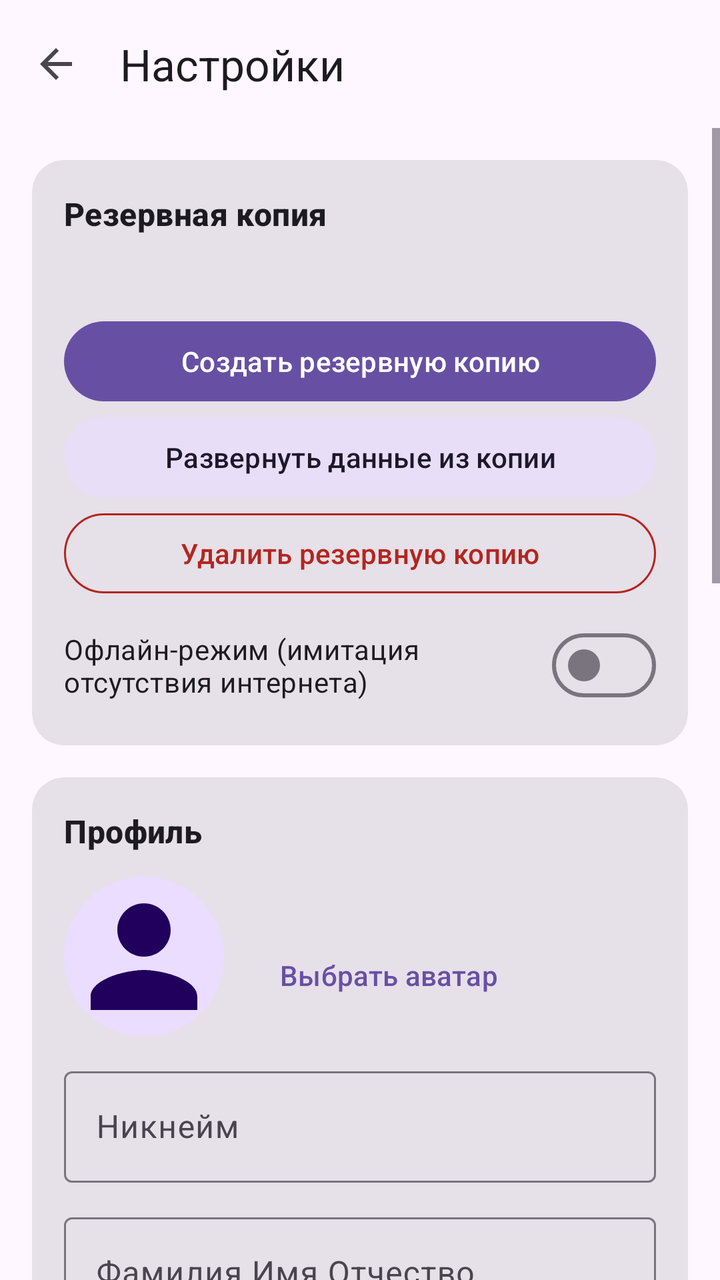
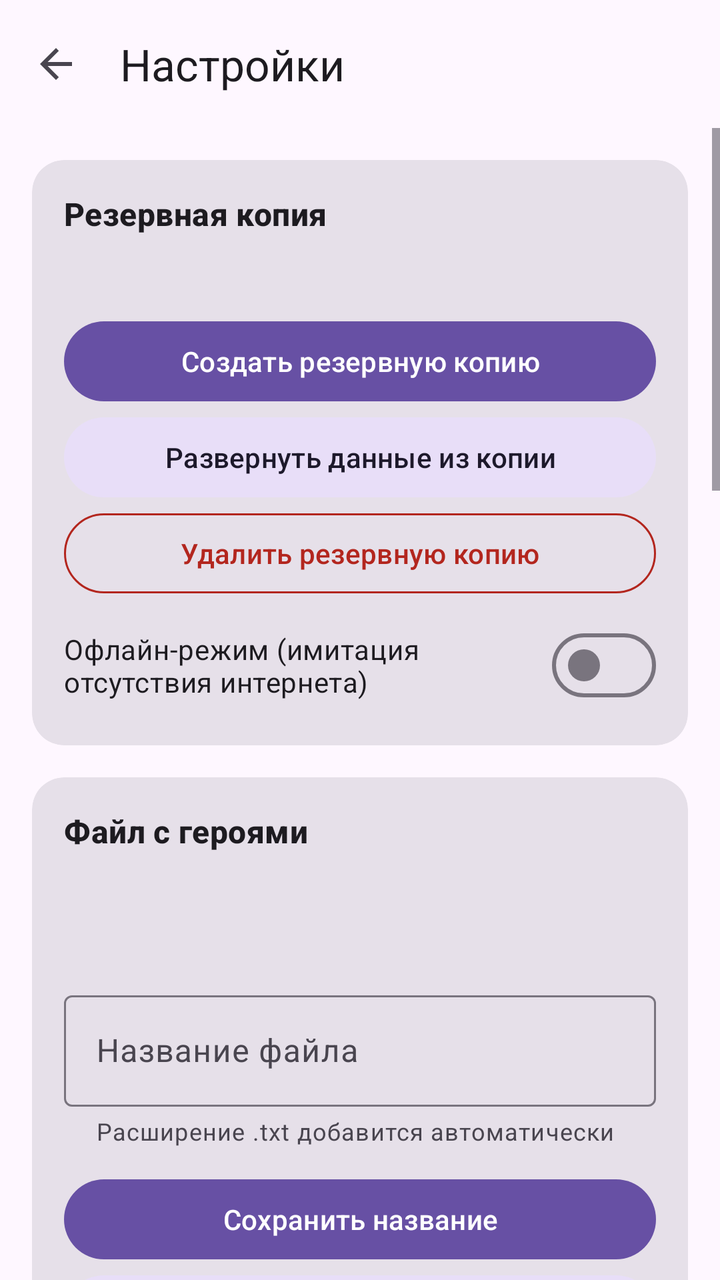

The first picture is an Android layout as it rendered before a commit; the second is the same layout after the commit. The layout source and the unified diff follow.
<!-- AndroidManifest.xml: application theme Theme.AndroidLab -->
<!-- res/layout/fragment_settings.xml -->
<?xml version="1.0" encoding="utf-8"?>
<LinearLayout xmlns:android="http://schemas.android.com/apk/res/android"
    xmlns:app="http://schemas.android.com/apk/res-auto"
    xmlns:tools="http://schemas.android.com/tools"
    android:id="@+id/settingsRoot"
    android:layout_width="match_parent"
    android:layout_height="match_parent"
    android:orientation="vertical">

    <com.google.android.material.appbar.MaterialToolbar
        android:id="@+id/toolbar"
        android:layout_width="match_parent"
        android:layout_height="?attr/actionBarSize"
        app:navigationContentDescription="@string/settings_back"
        app:navigationIcon="@drawable/ic_arrow_back"
        app:title="@string/settings_title" />

    <ScrollView
        android:id="@+id/settingsScroll"
        android:layout_width="match_parent"
        android:layout_height="0dp"
        android:layout_weight="1">

        <LinearLayout
            android:id="@+id/settingsContainer"
            android:layout_width="match_parent"
            android:layout_height="wrap_content"
            android:orientation="vertical"
            android:padding="16dp">

            
            <com.google.android.material.card.MaterialCardView
                style="@style/Widget.Material3.CardView.Filled"
                android:layout_width="match_parent"
                android:layout_height="wrap_content"
                app:cardCornerRadius="16dp">

                <LinearLayout
                    android:layout_width="match_parent"
                    android:layout_height="wrap_content"
                    android:orientation="vertical"
                    android:padding="16dp">

                    <TextView
                        android:layout_width="wrap_content"
                        android:layout_height="wrap_content"
                        android:text="@string/settings_backup_section"
                        android:textAppearance="?attr/textAppearanceTitleMedium"
                        android:textStyle="bold" />

                    <TextView
                        android:id="@+id/tvBackupStatus"
                        android:layout_width="match_parent"
                        android:layout_height="wrap_content"
                        android:layout_marginTop="8dp"
                        android:textAppearance="?attr/textAppearanceBodyMedium" />

                    <com.google.android.material.button.MaterialButton
                        android:id="@+id/btnBackupCreate"
                        android:layout_width="match_parent"
                        android:layout_height="wrap_content"
                        android:layout_marginTop="12dp"
                        android:text="@string/settings_backup_create" />

                    <com.google.android.material.button.MaterialButton
                        android:id="@+id/btnBackupRestore"
                        style="@style/Widget.Material3.Button.TonalButton"
                        android:layout_width="match_parent"
                        android:layout_height="wrap_content"
                        android:text="@string/settings_backup_restore" />

                    <com.google.android.material.button.MaterialButton
                        android:id="@+id/btnBackupDelete"
                        style="@style/Widget.Material3.Button.OutlinedButton"
                        android:layout_width="match_parent"
                        android:layout_height="wrap_content"
                        android:text="@string/settings_backup_delete"
                        android:textColor="?attr/colorError"
                        app:strokeColor="?attr/colorError" />

                    <com.google.android.material.materialswitch.MaterialSwitch
                        android:id="@+id/switchOffline"
                        android:layout_width="match_parent"
                        android:layout_height="wrap_content"
                        android:layout_marginTop="8dp"
                        android:text="@string/settings_offline" />

                </LinearLayout>

            </com.google.android.material.card.MaterialCardView>

            
            <com.google.android.material.card.MaterialCardView
                style="@style/Widget.Material3.CardView.Filled"
                android:layout_width="match_parent"
                android:layout_height="wrap_content"
                android:layout_marginTop="16dp"
                app:cardCornerRadius="16dp">

                <LinearLayout
                    android:layout_width="match_parent"
                    android:layout_height="wrap_content"
                    android:orientation="vertical"
                    android:padding="16dp">

                    <TextView
                        android:layout_width="wrap_content"
                        android:layout_height="wrap_content"
                        android:text="@string/settings_profile_section"
                        android:textAppearance="?attr/textAppearanceTitleMedium"
                        android:textStyle="bold" />

                    <LinearLayout
                        android:layout_width="match_parent"
                        android:layout_height="wrap_content"
                        android:layout_marginTop="12dp"
                        android:gravity="center_vertical"
                        android:orientation="horizontal">

                        <com.google.android.material.imageview.ShapeableImageView
                            android:id="@+id/ivAvatar"
                            android:layout_width="80dp"
                            android:layout_height="80dp"
                            android:background="?attr/colorPrimaryContainer"
                            android:contentDescription="@string/settings_avatar"
                            android:padding="0dp"
                            android:scaleType="centerCrop"
                            android:src="@drawable/ic_person"
                            app:shapeAppearanceOverlay="@style/ShapeAppearance.AndroidLab.Circle" />

                        <LinearLayout
                            android:layout_width="0dp"
                            android:layout_height="wrap_content"
                            android:layout_marginStart="16dp"
                            android:layout_weight="1"
                            android:orientation="vertical">

                            <TextView
                                android:id="@+id/tvProfileLogin"
                                android:layout_width="wrap_content"
                                android:layout_height="wrap_content"
                                android:textAppearance="?attr/textAppearanceBodyMedium" />

                            <com.google.android.material.button.MaterialButton
                                android:id="@+id/btnPickAvatar"
                                style="@style/Widget.Material3.Button.TextButton"
                                android:layout_width="wrap_content"
                                android:layout_height="wrap_content"
                                android:text="@string/settings_avatar_pick" />

                        </LinearLayout>

                    </LinearLayout>

                    <com.google.android.material.textfield.TextInputLayout
                        android:id="@+id/nicknameLayout"
                        android:layout_width="match_parent"
                        android:layout_height="wrap_content"
                        android:layout_marginTop="12dp"
                        android:hint="@string/field_nickname">

                        <com.google.android.material.textfield.TextInputEditText
                            android:id="@+id/etNickname"
                            android:layout_width="match_parent"
                            android:layout_height="wrap_content"
                            android:inputType="textCapSentences"
                            android:maxLines="1" />

                    </com.google.android.material.textfield.TextInputLayout>

                    <com.google.android.material.textfield.TextInputLayout
                        android:id="@+id/fullNameLayout"
                        android:layout_width="match_parent"
                        android:layout_height="wrap_content"
                        android:layout_marginTop="12dp"
                        android:hint="@string/settings_full_name">

                        <com.google.android.material.textfield.TextInputEditText
                            android:id="@+id/etFullName"
                            android:layout_width="match_parent"
                            android:layout_height="wrap_content"
                            android:inputType="textPersonName|textCapWords"
                            android:maxLines="1" />

                    </com.google.android.material.textfield.TextInputLayout>

                    <com.google.android.material.textfield.TextInputLayout
                        android:id="@+id/ageLayout"
                        android:layout_width="match_parent"
                        android:layout_height="wrap_content"
                        android:layout_marginTop="12dp"
                        android:hint="@string/settings_age">

                        <com.google.android.material.textfield.TextInputEditText
                            android:id="@+id/etAge"
                            android:layout_width="match_parent"
                            android:layout_height="wrap_content"
                            android:inputType="number"
                            android:maxLength="3"
                            android:maxLines="1" />

                    </com.google.android.material.textfield.TextInputLayout>

                    <TextView
                        android:layout_width="wrap_content"
                        android:layout_height="wrap_content"
                        android:layout_marginTop="12dp"
                        android:text="@string/settings_gender"
                        android:textAppearance="?attr/textAppearanceBodyMedium" />

                    <com.google.android.material.button.MaterialButtonToggleGroup
                        android:id="@+id/toggleGender"
                        android:layout_width="match_parent"
                        android:layout_height="wrap_content"
                        android:layout_marginTop="4dp"
                        app:singleSelection="true">

                        <com.google.android.material.button.MaterialButton
                            android:id="@+id/btnGenderMale"
                            style="@style/Widget.Material3.Button.OutlinedButton"
                            android:layout_width="0dp"
                            android:layout_height="wrap_content"
                            android:layout_weight="1"
                            android:text="@string/settings_gender_male" />

                        <com.google.android.material.button.MaterialButton
                            android:id="@+id/btnGenderFemale"
                            style="@style/Widget.Material3.Button.OutlinedButton"
                            android:layout_width="0dp"
                            android:layout_height="wrap_content"
                            android:layout_weight="1"
                            android:text="@string/settings_gender_female" />

                    </com.google.android.material.button.MaterialButtonToggleGroup>

                    <com.google.android.material.button.MaterialButton
                        android:id="@+id/btnSaveProfile"
                        android:layout_width="match_parent"
                        android:layout_height="wrap_content"
                        android:layout_marginTop="16dp"
                        android:text="@string/settings_save_profile" />

                    <com.google.android.material.button.MaterialButton
                        android:id="@+id/btnChangePassword"
                        style="@style/Widget.Material3.Button.OutlinedButton"
                        android:layout_width="match_parent"
                        android:layout_height="wrap_content"
                        android:text="@string/settings_change_password" />

                </LinearLayout>

            </com.google.android.material.card.MaterialCardView>

            
            <com.google.android.material.card.MaterialCardView
                style="@style/Widget.Material3.CardView.Filled"
                android:layout_width="match_parent"
                android:layout_height="wrap_content"
                android:layout_marginTop="16dp"
                app:cardCornerRadius="16dp">

                <LinearLayout
                    android:layout_width="match_parent"
                    android:layout_height="wrap_content"
                    android:orientation="vertical"
                    android:padding="16dp">

                    <TextView
                        android:layout_width="wrap_content"
                        android:layout_height="wrap_content"
                        android:text="@string/settings_appearance_section"
                        android:textAppearance="?attr/textAppearanceTitleMedium"
                        android:textStyle="bold" />

                    <TextView
                        android:layout_width="wrap_content"
                        android:layout_height="wrap_content"
                        android:layout_marginTop="12dp"
                        android:text="@string/settings_theme"
                        android:textAppearance="?attr/textAppearanceBodyMedium" />

                    <com.google.android.material.button.MaterialButtonToggleGroup
                        android:id="@+id/toggleTheme"
                        android:layout_width="match_parent"
                        android:layout_height="wrap_content"
                        android:layout_marginTop="4dp"
                        app:selectionRequired="true"
                        app:singleSelection="true">

                        <com.google.android.material.button.MaterialButton
                            android:id="@+id/btnThemeLight"
                            style="@style/Widget.Material3.Button.OutlinedButton"
                            android:layout_width="0dp"
                            android:layout_height="wrap_content"
                            android:layout_weight="1"
                            android:text="@string/settings_theme_light" />

                        <com.google.android.material.button.MaterialButton
                            android:id="@+id/btnThemeDark"
                            style="@style/Widget.Material3.Button.OutlinedButton"
                            android:layout_width="0dp"
                            android:layout_height="wrap_content"
                            android:layout_weight="1"
                            android:text="@string/settings_theme_dark" />

                        <com.google.android.material.button.MaterialButton
                            android:id="@+id/btnThemeSystem"
                            style="@style/Widget.Material3.Button.OutlinedButton"
                            android:layout_width="0dp"
                            android:layout_height="wrap_content"
                            android:layout_weight="1"
                            android:text="@string/settings_system" />

                    </com.google.android.material.button.MaterialButtonToggleGroup>

                    <TextView
                        android:layout_width="wrap_content"
                        android:layout_height="wrap_content"
                        android:layout_marginTop="12dp"
                        android:text="@string/settings_palette"
                        android:textAppearance="?attr/textAppearanceBodyMedium" />

                    <com.google.android.material.chip.ChipGroup
                        android:id="@+id/chipGroupPalette"
                        android:layout_width="match_parent"
                        android:layout_height="wrap_content"
                        android:layout_marginTop="4dp"
                        app:selectionRequired="true"
                        app:singleSelection="true">

                        <com.google.android.material.chip.Chip
                            android:id="@+id/chipPalettePurple"
                            style="@style/Widget.Material3.Chip.Filter"
                            android:layout_width="wrap_content"
                            android:layout_height="wrap_content"
                            android:text="@string/settings_palette_purple" />

                        <com.google.android.material.chip.Chip
                            android:id="@+id/chipPaletteBlue"
                            style="@style/Widget.Material3.Chip.Filter"
                            android:layout_width="wrap_content"
                            android:layout_height="wrap_content"
                            android:text="@string/settings_palette_blue" />

                        <com.google.android.material.chip.Chip
                            android:id="@+id/chipPaletteGold"
                            style="@style/Widget.Material3.Chip.Filter"
                            android:layout_width="wrap_content"
                            android:layout_height="wrap_content"
                            android:text="@string/settings_palette_gold" />

                        <com.google.android.material.chip.Chip
                            android:id="@+id/chipPaletteGreen"
                            style="@style/Widget.Material3.Chip.Filter"
                            android:layout_width="wrap_content"
                            android:layout_height="wrap_content"
                            android:text="@string/settings_palette_green" />

                    </com.google.android.material.chip.ChipGroup>

                    <TextView
                        android:id="@+id/tvFontSize"
                        android:layout_width="wrap_content"
                        android:layout_height="wrap_content"
                        android:layout_marginTop="12dp"
                        android:textAppearance="?attr/textAppearanceBodyMedium" />

                    <com.google.android.material.slider.Slider
                        android:id="@+id/sliderFontSize"
                        android:layout_width="match_parent"
                        android:layout_height="wrap_content"
                        android:stepSize="1"
                        android:valueFrom="0"
                        android:valueTo="3" />

                    <TextView
                        android:layout_width="wrap_content"
                        android:layout_height="wrap_content"
                        android:layout_marginTop="4dp"
                        android:text="@string/settings_language"
                        android:textAppearance="?attr/textAppearanceBodyMedium" />

                    <com.google.android.material.button.MaterialButtonToggleGroup
                        android:id="@+id/toggleLanguage"
                        android:layout_width="match_parent"
                        android:layout_height="wrap_content"
                        android:layout_marginTop="4dp"
                        app:selectionRequired="true"
                        app:singleSelection="true">

                        <com.google.android.material.button.MaterialButton
                            android:id="@+id/btnLangRu"
                            style="@style/Widget.Material3.Button.OutlinedButton"
                            android:layout_width="0dp"
                            android:layout_height="wrap_content"
                            android:layout_weight="1"
                            android:text="Русский"
                            tools:ignore="HardcodedText" />

                        <com.google.android.material.button.MaterialButton
                            android:id="@+id/btnLangEn"
                            style="@style/Widget.Material3.Button.OutlinedButton"
                            android:layout_width="0dp"
                            android:layout_height="wrap_content"
                            android:layout_weight="1"
                            android:text="English"
                            tools:ignore="HardcodedText" />

                        <com.google.android.material.button.MaterialButton
                            android:id="@+id/btnLangSystem"
                            style="@style/Widget.Material3.Button.OutlinedButton"
                            android:layout_width="0dp"
                            android:layout_height="wrap_content"
                            android:layout_weight="1"
                            android:text="@string/settings_system" />

                    </com.google.android.material.button.MaterialButtonToggleGroup>

                </LinearLayout>

            </com.google.android.material.card.MaterialCardView>

            
            <com.google.android.material.button.MaterialButton
                android:id="@+id/btnBackToContent"
                style="@style/Widget.Material3.Button.TonalButton"
                android:layout_width="match_parent"
                android:layout_height="wrap_content"
                android:layout_marginTop="16dp"
                android:text="@string/settings_back" />

            <com.google.android.material.button.MaterialButton
                android:id="@+id/btnLogout"
                style="@style/Widget.Material3.Button.TextButton"
                android:layout_width="match_parent"
                android:layout_height="wrap_content"
                android:text="@string/settings_logout"
                android:textColor="?attr/colorError" />

        </LinearLayout>

    </ScrollView>

</LinearLayout>
<!-- resources referenced by this layout -->
<resources>
  <!-- drawable ic_arrow_back (drawable) -->
  <vector xmlns:android="http://schemas.android.com/apk/res/android"
      android:width="24dp"
      android:height="24dp"
      android:autoMirrored="true"
      android:tint="?attr/colorControlNormal"
      android:viewportWidth="24"
      android:viewportHeight="24">
      <path
          android:fillColor="@android:color/white"
          android:pathData="M20,11H7.83l5.59,-5.59L12,4l-8,8 8,8 1.41,-1.41L7.83,13H20v-2z" />
  </vector>
  <!-- drawable ic_person (drawable) -->
  <vector xmlns:android="http://schemas.android.com/apk/res/android"
      android:width="24dp"
      android:height="24dp"
      android:tint="?attr/colorOnPrimaryContainer"
      android:viewportWidth="24"
      android:viewportHeight="24">
      <path
          android:fillColor="@android:color/white"
          android:pathData="M12,12c2.21,0 4,-1.79 4,-4s-1.79,-4 -4,-4 -4,1.79 -4,4 1.79,4 4,4zM12,14c-2.67,0 -8,1.34 -8,4v2h16v-2c0,-2.66 -5.33,-4 -8,-4z" />
  </vector>
  <string name="field_nickname">Никнейм</string>
  <string name="settings_age">Возраст</string>
  <string name="settings_appearance_section">Оформление</string>
  <string name="settings_avatar">Аватар</string>
  <string name="settings_avatar_pick">Выбрать аватар</string>
  <string name="settings_back">К списку героев</string>
  <string name="settings_backup_create">Создать резервную копию</string>
  <string name="settings_backup_delete">Удалить резервную копию</string>
  <string name="settings_backup_restore">Развернуть данные из копии</string>
  <string name="settings_backup_section">Резервная копия</string>
  <string name="settings_change_password">Изменить пароль</string>
  <string name="settings_full_name">Фамилия Имя Отчество</string>
  <string name="settings_gender">Пол</string>
  <string name="settings_gender_female">Женский</string>
  <string name="settings_gender_male">Мужской</string>
  <string name="settings_language">Язык</string>
  <string name="settings_logout">Выйти из аккаунта</string>
  <string name="settings_offline">Офлайн-режим (имитация отсутствия интернета)</string>
  <string name="settings_palette">Цветовая схема</string>
  <string name="settings_palette_blue">Синяя</string>
  <string name="settings_palette_gold">Золотая</string>
  <string name="settings_palette_green">Зелёная</string>
  <string name="settings_palette_purple">Фиолетовая</string>
  <string name="settings_profile_section">Профиль</string>
  <string name="settings_save_profile">Сохранить профиль</string>
  <string name="settings_system">Системная</string>
  <string name="settings_theme">Тема</string>
  <string name="settings_theme_dark">Тёмная</string>
  <string name="settings_theme_light">Светлая</string>
  <string name="settings_title">Настройки</string>
  <style name="ShapeAppearance.AndroidLab.Circle" parent="">
          <item name="cornerFamily">rounded</item>
          <item name="cornerSize">50%</item>
      </style>
  <style name="Theme.AndroidLab" parent="Base.Theme.AndroidLab" />
  <style name="Base.Theme.AndroidLab" parent="Theme.Material3.DayNight.NoActionBar">
          
          
      </style>
</resources>

<!-- the commit's change to res/layout/fragment_settings.xml (unified diff, before → after) -->
@@ -28,7 +28,6 @@
             android:orientation="vertical"
             android:padding="16dp">
 
-            
             <com.google.android.material.card.MaterialCardView
                 style="@style/Widget.Material3.CardView.Filled"
                 android:layout_width="match_parent"
@@ -89,7 +88,86 @@
 
             </com.google.android.material.card.MaterialCardView>
 
-            
+            <com.google.android.material.card.MaterialCardView
+                style="@style/Widget.Material3.CardView.Filled"
+                android:layout_width="match_parent"
+                android:layout_height="wrap_content"
+                android:layout_marginTop="16dp"
+                app:cardCornerRadius="16dp">
+
+                <LinearLayout
+                    android:layout_width="match_parent"
+                    android:layout_height="wrap_content"
+                    android:orientation="vertical"
+                    android:padding="16dp">
+
+                    <TextView
+                        android:layout_width="wrap_content"
+                        android:layout_height="wrap_content"
+                        android:text="@string/settings_file_section"
+                        android:textAppearance="?attr/textAppearanceTitleMedium"
+                        android:textStyle="bold" />
+
+                    <TextView
+                        android:id="@+id/tvFileStatus"
+                        android:layout_width="match_parent"
+                        android:layout_height="wrap_content"
+                        android:layout_marginTop="8dp"
+                        android:textAppearance="?attr/textAppearanceBodyMedium" />
+
+                    <TextView
+                        android:id="@+id/tvFileBackupStatus"
+                        android:layout_width="match_parent"
+                        android:layout_height="wrap_content"
+                        android:layout_marginTop="8dp"
+                        android:textAppearance="?attr/textAppearanceBodyMedium" />
+
+                    <com.google.android.material.textfield.TextInputLayout
+                        android:id="@+id/fileNameLayout"
+                        android:layout_width="match_parent"
+                        android:layout_height="wrap_content"
+                        android:layout_marginTop="12dp"
+                        android:hint="@string/settings_file_name"
+                        app:helperText="@string/settings_file_name_helper"
+                        app:helperTextEnabled="true">
+
+                        <com.google.android.material.textfield.TextInputEditText
+                            android:id="@+id/etFileName"
+                            android:layout_width="match_parent"
+                            android:layout_height="wrap_content"
+                            android:inputType="text"
+                            android:maxLength="60"
+                            android:maxLines="1" />
+
+                    </com.google.android.material.textfield.TextInputLayout>
+
+                    <com.google.android.material.button.MaterialButton
+                        android:id="@+id/btnFileNameSave"
+                        android:layout_width="match_parent"
+                        android:layout_height="wrap_content"
+                        android:layout_marginTop="12dp"
+                        android:text="@string/settings_file_name_save" />
+
+                    <com.google.android.material.button.MaterialButton
+                        android:id="@+id/btnFileRestore"
+                        style="@style/Widget.Material3.Button.TonalButton"
+                        android:layout_width="match_parent"
+                        android:layout_height="wrap_content"
+                        android:text="@string/settings_file_restore" />
+
+                    <com.google.android.material.button.MaterialButton
+                        android:id="@+id/btnFileDelete"
+                        style="@style/Widget.Material3.Button.OutlinedButton"
+                        android:layout_width="match_parent"
+                        android:layout_height="wrap_content"
+                        android:text="@string/settings_file_delete"
+                        android:textColor="?attr/colorError"
+                        app:strokeColor="?attr/colorError" />
+
+                </LinearLayout>
+
+            </com.google.android.material.card.MaterialCardView>
+
             <com.google.android.material.card.MaterialCardView
                 style="@style/Widget.Material3.CardView.Filled"
                 android:layout_width="match_parent"
@@ -251,7 +329,6 @@
 
             </com.google.android.material.card.MaterialCardView>
 
-            
             <com.google.android.material.card.MaterialCardView
                 style="@style/Widget.Material3.CardView.Filled"
                 android:layout_width="match_parent"
@@ -420,7 +497,6 @@
 
             </com.google.android.material.card.MaterialCardView>
 
-            
             <com.google.android.material.button.MaterialButton
                 android:id="@+id/btnBackToContent"
                 style="@style/Widget.Material3.Button.TonalButton"
<!-- resource entries referenced after the edit -->
@@ -34,6 +34,12 @@
   <string name="settings_backup_restore">Развернуть данные из копии</string>
   <string name="settings_backup_section">Резервная копия</string>
   <string name="settings_change_password">Изменить пароль</string>
+  <string name="settings_file_delete">Удалить файл</string>
+  <string name="settings_file_name">Название файла</string>
+  <string name="settings_file_name_helper">Расширение .txt добавится автоматически</string>
+  <string name="settings_file_name_save">Сохранить название</string>
+  <string name="settings_file_restore">Восстановить файл</string>
+  <string name="settings_file_section">Файл с героями</string>
   <string name="settings_full_name">Фамилия Имя Отчество</string>
   <string name="settings_gender">Пол</string>
   <string name="settings_gender_female">Женский</string>
